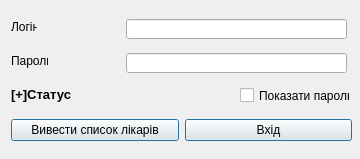
Above: login.ui from Shadowfank/ClinicRegistry before the change. Below: the same form after it.
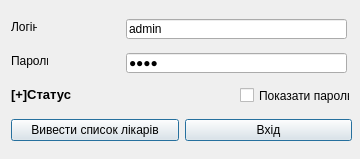
That is the form after the change.

What changed in the file:
```diff
--- a/login.ui
+++ b/login.ui
@@ -112,6 +112,9 @@
      <height>20</height>
     </rect>
    </property>
+   <property name="text">
+    <string>root</string>
+   </property>
    <property name="echoMode">
     <enum>QLineEdit::Password</enum>
    </property>
@@ -125,6 +128,9 @@
      <height>20</height>
     </rect>
    </property>
+   <property name="text">
+    <string>admin</string>
+   </property>
   </widget>
  </widget>
  <tabstops>
```
